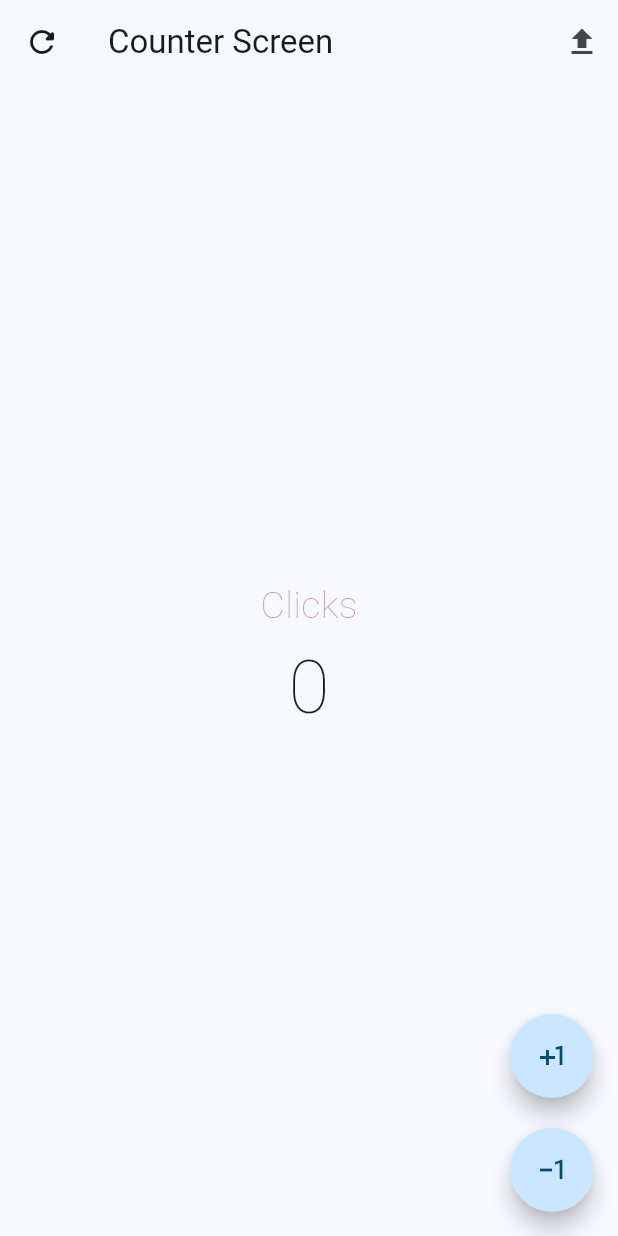
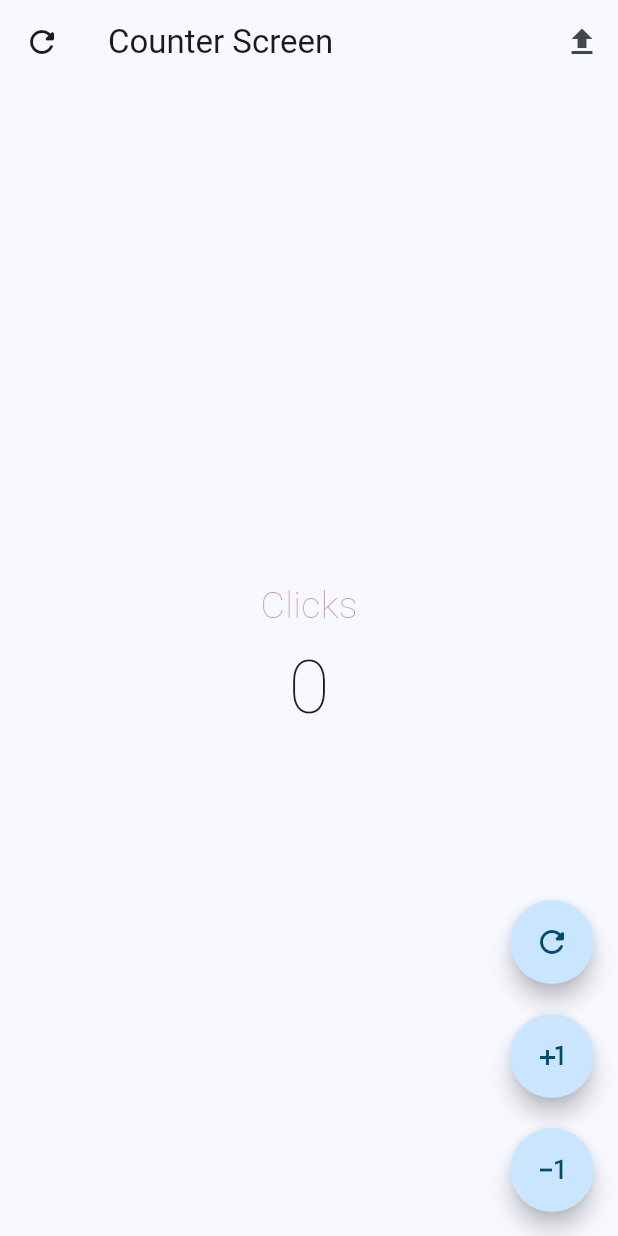
Before and after one commit to anguiano/mobile_boilerplate, a Flutter app: the screen it shows after launch, after a tap on the "refresh" icon, on a phone screen of 412 x 824 dp. Run offline on Flutter 3.47's test engine with Material 2 defaults, Android fonts, the phone set to English and light mode, and no system bars.

Commit message:
feat: added GcIconButton widget

```diff
--- /dev/null
+++ b/lib/core/widgets/buttons/gc_icon_button_widget.dart
@@ -0,0 +1,19 @@
+import 'package:flutter/material.dart';
+
+class GcIconButton extends StatelessWidget {
+  final IconData icon;
+  final VoidCallback onPressed;
+
+  const GcIconButton(this.icon, this.onPressed, {super.key});
+
+
+  @override
+  Widget build(BuildContext context) {
+    return FloatingActionButton(
+      shape: const StadiumBorder(),
+      onPressed: onPressed,
+      child: Icon(icon),
+    );
+  }
+
+}
--- a/lib/modules/counter/screens/counter_screen.dart
+++ b/lib/modules/counter/screens/counter_screen.dart
@@ -1,4 +1,5 @@
 import "package:flutter/material.dart";
+import "package:mobile_boilerplate/core/widgets/buttons/gc_icon_button_widget.dart";
 
 class CounterScreen extends StatefulWidget {
   const CounterScreen({super.key});
@@ -53,29 +54,21 @@ class _CounterScreenState extends State<CounterScreen> {
       });
     }
 
-    const plusIconButton = Icon(Icons.plus_one);
-    const minusIconButton = Icon(Icons.exposure_minus_1);
+    void onRestartButton() {
+      setState(() {
+        counter = 0;
+      });
+    }
 
-    var plusOneButton = FloatingActionButton(
-      shape: const StadiumBorder(),
-      onPressed: onPlusOneButton,
-      child: plusIconButton,
-    );
-    var minusOneButton = FloatingActionButton(
-      shape: const StadiumBorder(),
-      onPressed: onMinusOneButton,
-      child: minusIconButton,
-    );
+    var plusOneButton = GcIconButton(Icons.plus_one, onPlusOneButton);
+    var minusOneButton = GcIconButton(Icons.exposure_minus_1, onMinusOneButton);
+    var restartButton = GcIconButton(Icons.refresh_rounded, onRestartButton);
 
     var appBar = AppBar(
       title: title,
       leading: IconButton(
         icon: const Icon(Icons.refresh_rounded),
-        onPressed: () {
-          setState(() {
-            counter = 0;
-          });
-        },
+        onPressed: onRestartButton,
       ),
       actions: [
         IconButton(
@@ -95,6 +88,8 @@ class _CounterScreenState extends State<CounterScreen> {
       floatingActionButton: Column(
         mainAxisAlignment: MainAxisAlignment.end,
         children: [
+          restartButton,
+          const SizedBox(height: 20),
           plusOneButton,
           const SizedBox(height: 20),
           minusOneButton,
```
